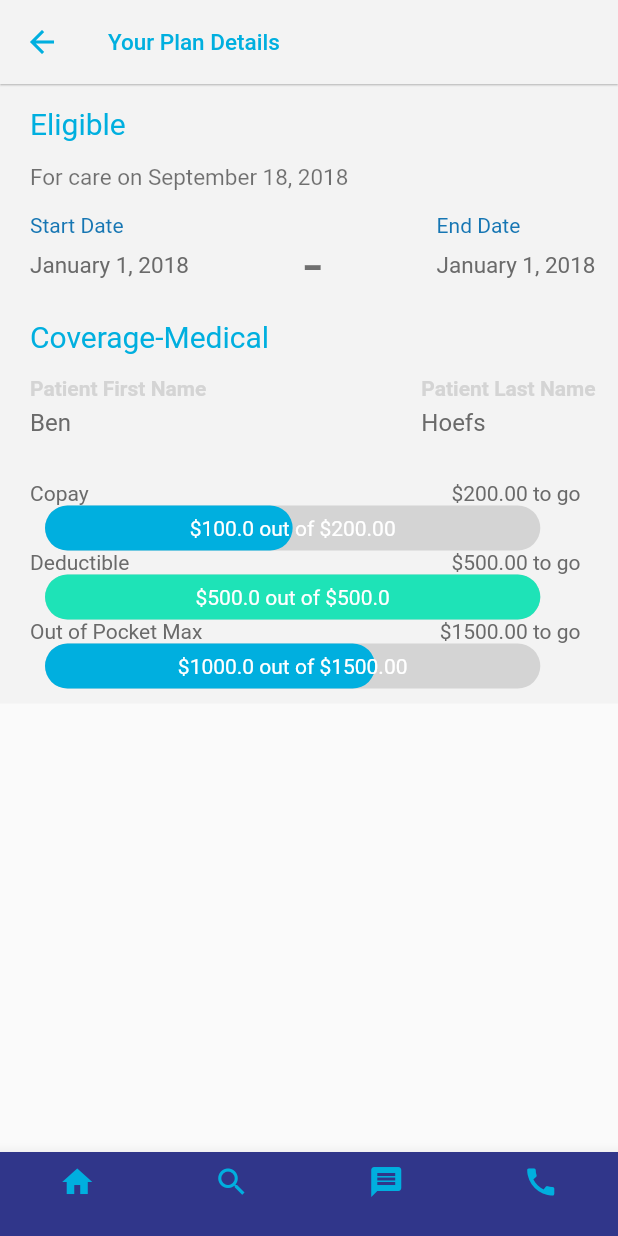
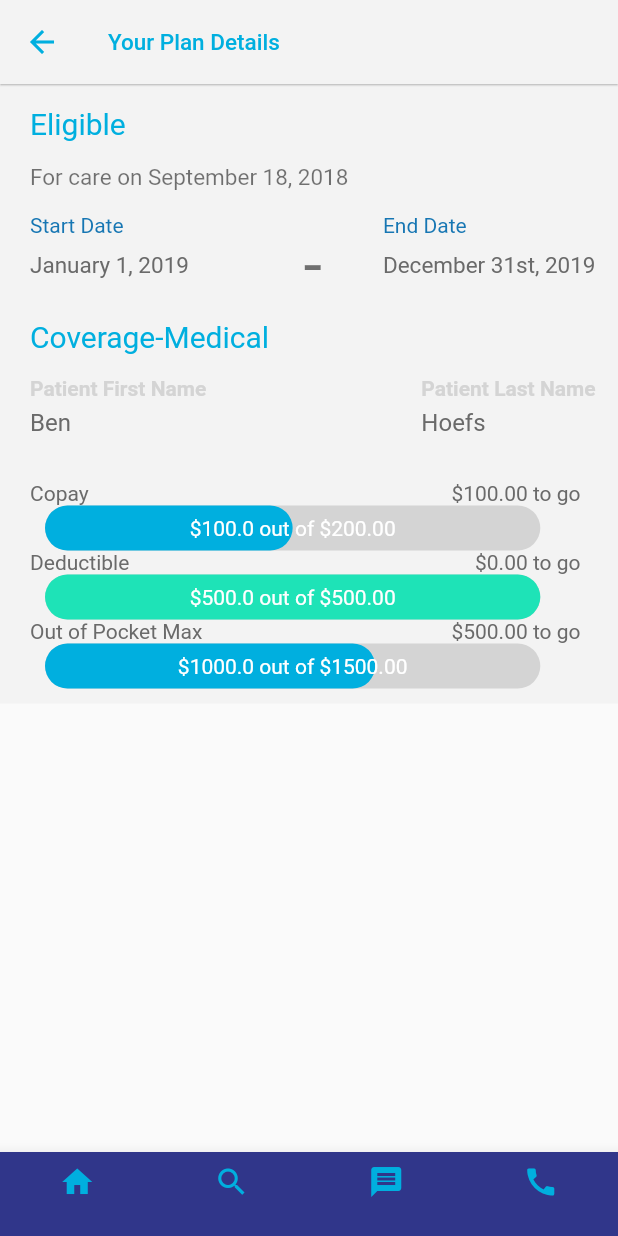
Before and after one commit to Ahmed-Husnein-Choudhury/Flutter-app-1, a Flutter app: the YourPlanDetails screen opened by its route, on a phone screen of 412 x 824 dp. Run offline on Flutter 3.47's test engine with Material 2 defaults, Android fonts, the phone set to English and light mode, and no system bars; drawn by our look-alikes of percent_indicator; our stand-ins replace camera, image_picker, shared_preferences, video_player; missing offline and left inert: flutter_cupertino_date_picker, simple_permissions; accounts and stored records are empty.

Commit message:
design changes implemented

```diff
--- a/lib/main.dart
+++ b/lib/main.dart
@@ -4,6 +4,7 @@ import 'package:medicaid/routes.dart';
 import 'package:medicaid/screens/facial_setup.dart';
 import 'package:medicaid/screens/landing_page.dart';
 import 'package:medicaid/screens/home_page.dart';
+import 'package:medicaid/screens/voice_registration_set_up.dart';
 
 List<CameraDescription> cameras;
  // Fetch the available cameras before initializing the app.
--- a/lib/screens/all_information_confirmed_details.dart
+++ b/lib/screens/all_information_confirmed_details.dart
@@ -1,4 +1,5 @@
 import 'package:flutter/material.dart';
+import 'package:intl/intl.dart';
 import 'package:medicaid/utils/utils.dart';
 import 'package:path/path.dart';
 
@@ -80,7 +81,7 @@ class AllInformationConfirmedDetails extends StatelessWidget {
   @override
   Widget build(BuildContext context) {
     return Scaffold(
-      appBar: CustomAppBar(title: "Referrals & Authorization"),
+      appBar: CustomAppBar(title: "Information Confirmed"),
       body: Container(
         color: Color(0XFFF3F3F3),
         padding: EdgeInsets.only(left: 10.0),
@@ -92,7 +93,7 @@ class AllInformationConfirmedDetails extends StatelessWidget {
             children: <Widget>[
           Padding(
               padding: EdgeInsets.only(bottom: 10.0, left: 10.0)),
-              rowStack("DATE","TODAY","VERIFIED TIME","NOW"),
+              rowStack("DATE",DateFormat('yyyy-MM-dd').format(DateTime.now()),"VERIFIED TIME",DateFormat("kk:mm:ss").format(DateTime.now())),
               padding(),
               singleInfoTile("YOU'RE ELIGIBLE TODAY WITH", "YOUR HEALTH PLAN"),
               padding(),
--- a/lib/screens/member_information.dart
+++ b/lib/screens/member_information.dart
@@ -26,6 +26,7 @@ class _MemberInformationState extends State<MemberInformation> {
   final formatter=new NumberFormat("###-###-####");
   String numberFormat="###-###-####";
   String phoneNumber;
+  int pNumber;
   List<String> subString;
   int numberFormatCounter=0;
 
@@ -34,6 +35,7 @@ class _MemberInformationState extends State<MemberInformation> {
     super.initState();
     this.member = Member.fromJson(json.decode(widget.responseData));
     phoneNumber=this.member.contactInfo.primaryPhoneNumber;
+
 
 //    while(numberFormatCounter<=2){
 //     subString.add(splitString(phoneNumber,0,2));
@@ -166,8 +168,7 @@ class _MemberInformationState extends State<MemberInformation> {
           spacer(gapHeight: 5.0),
           Text(
             "${this.member.location.streetAddressOne}\n${this.member.location.addressCity}"
-                "\n${this.member.location.addressState}, ${this.member.location.addressZip}"
-                " USA"
+                "\n${this.member.location.addressState}, ${this.member.location.addressZip.substring(0,5)}"
           )
         ],
       ),
--- a/lib/screens/your_plan_details.dart
+++ b/lib/screens/your_plan_details.dart
@@ -1,3 +1,5 @@
+import 'dart:math';
+
 import 'package:flutter/material.dart';
 import 'package:percent_indicator/linear_percent_indicator.dart';
 import 'package:medicaid/utils/utils.dart';
@@ -13,13 +15,13 @@ class YourPlanDetails extends StatefulWidget {
 class _State extends State<YourPlanDetails> {
   final String GREEN_COLOR = "#9ED151";
   final String FOR_CARE_ON = "For care on September 18, 2018";
-  final String startDate = "January 1, 2018";
-  final String endDate = "January 1, 2018";
+  final String startDate = "January 1, 2019";
+  final String endDate = "December 31st, 2019";
   final String firstName = "Ben";
   final String lastName = "Hoefs";
-  final double copay = 100.0;
-  final double deductible = 500.0;
-  final double outOfPocketMax = 1000.0;
+  final double copay = 100.00;
+  final double deductible = 500.00;
+  final double outOfPocketMax = 1000.00;
 
   double getCopayPercentage(double copay) {
     double tempValue = copay / 200;
@@ -57,7 +59,7 @@ class _State extends State<YourPlanDetails> {
       animationDuration: 2000,
       lineHeight: 30.0,
       percent: getDeductiblePercentage(deductible),
-      center: Text("\$${deductible.toString()} out of \$500.0",style: TextStyle(color: Colors.white),),
+      center: Text("\$${double.parse(deductible.toStringAsFixed(2))} out of \$500.00",style: TextStyle(color: Colors.white),),
       linearStrokeCap: LinearStrokeCap.roundAll,
       progressColor:  Color(0XFF1EE3B7),
       backgroundColor: Color(0XFFD4D4D4),
@@ -227,7 +229,7 @@ class _State extends State<YourPlanDetails> {
                                         child: new Text("Copay", style: TextStyle(color: Color(0XFF6A6A6A), fontSize: 14.0),)),
                                     new Align(
                                       alignment: Alignment.centerRight,
-                                      child: new Text("\$200.00 to go",style: TextStyle(color: Color(0XFF6A6A6A))),
+                                      child: new Text("\$100.00 to go",style: TextStyle(color: Color(0XFF6A6A6A))),
                                     )
                                   ],
                                 ),
@@ -243,7 +245,7 @@ class _State extends State<YourPlanDetails> {
                                         child: new Text("Deductible", style: TextStyle(color: Color(0XFF6A6A6A)))),
                                     new Align(
                                       alignment: Alignment.centerRight,
-                                      child: new Text("\$500.00 to go", style: TextStyle(color: Color(0XFF6A6A6A))),
+                                      child: new Text("\$0.00 to go", style: TextStyle(color: Color(0XFF6A6A6A))),
                                     )
                                   ],
                                 ),
@@ -258,7 +260,7 @@ class _State extends State<YourPlanDetails> {
                                         child: new Text("Out of Pocket Max",style: TextStyle(color: Color(0XFF6A6A6A)))),
                                     new Align(
                                       alignment: Alignment.centerRight,
-                                      child: new Text("\$1500.00 to go", style: TextStyle(color: Color(0XFF6A6A6A))),
+                                      child: new Text("\$500.00 to go", style: TextStyle(color: Color(0XFF6A6A6A))),
                                     )
                                   ],
                                 ),
```
Also changed, not shown: 3 other files.
